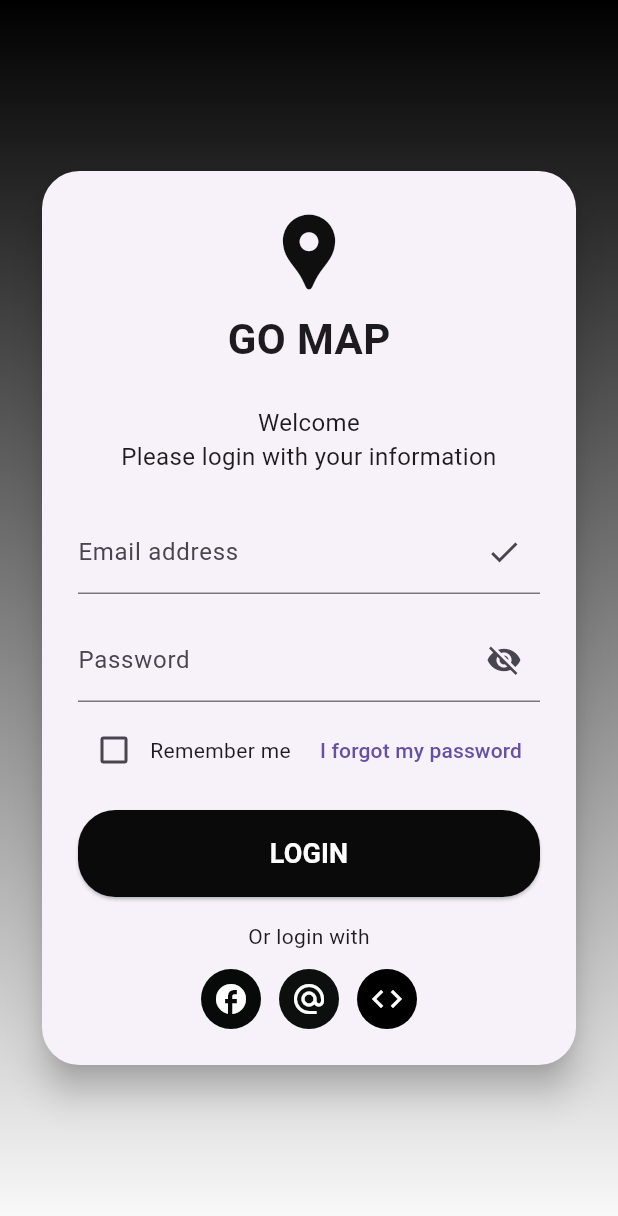
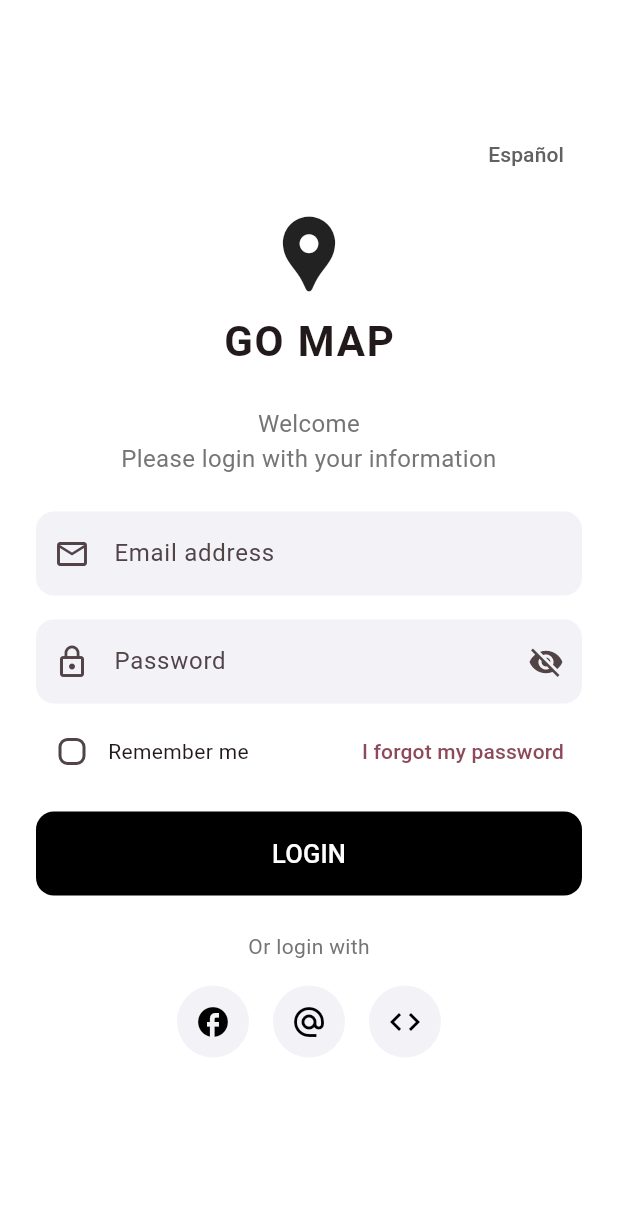
Before and after one commit to Ameri50/multiplataforma, a Flutter app: the screen it shows after launch, on a phone screen of 412 x 824 dp. Shown: the top 1216 px of the screen. Run offline on Flutter 3.47's test engine with Material 3 defaults, Android fonts, the phone set to English and light mode, and no system bars; Roboto replaces fonts that are missing (SF Pro).

Commit message:
diseño mejorado y minimalista

```diff
--- a/lib/main.dart
+++ b/lib/main.dart
@@ -11,7 +11,20 @@ class GoMapApp extends StatelessWidget {
   Widget build(BuildContext context) {
     return MaterialApp(
       title: 'Go Map',
-      theme: ThemeData.light(),
+      theme: ThemeData(
+        brightness: Brightness.light,
+        fontFamily: 'SF Pro', // O usa tu fuente si tienes una
+        useMaterial3: true,
+        colorSchemeSeed: const Color.fromARGB(255, 19, 18, 18),
+        inputDecorationTheme: const InputDecorationTheme(
+          border: OutlineInputBorder(
+            borderSide: BorderSide.none,
+            borderRadius: BorderRadius.all(Radius.circular(12)),
+          ),
+          filled: true,
+          fillColor: Color(0xFFF2F2F7),
+        ),
+      ),
       darkTheme: ThemeData.dark(),
       themeMode: ThemeMode.system,
       debugShowCheckedModeBanner: false,
@@ -30,53 +43,70 @@ class LoginPage extends StatefulWidget {
 class _LoginPageState extends State<LoginPage> {
   bool rememberMe = false;
   bool passwordVisible = false;
+  bool isSpanish = false;
 
   final emailController = TextEditingController();
   final passwordController = TextEditingController();
+
+  String t(String en, String es) => isSpanish ? es : en;
 
   @override
   Widget build(BuildContext context) {
     final isDark = Theme.of(context).brightness == Brightness.dark;
 
     return Scaffold(
-      body: Container(
-        decoration: BoxDecoration(
-          gradient: LinearGradient(
-            colors: isDark
-                ? [Colors.black87, Colors.black]
-                : [const Color.fromARGB(255, 0, 0, 0), const Color.fromARGB(255, 253, 252, 252)],
-            begin: Alignment.topCenter,
-            end: Alignment.bottomCenter,
-          ),
-        ),
-        padding: const EdgeInsets.symmetric(horizontal: 24.0),
+      backgroundColor: isDark ? Colors.black : Colors.white,
+      body: SafeArea(
         child: Center(
           child: SingleChildScrollView(
-            child: Card(
-              elevation: 10,
-              shape: RoundedRectangleBorder(
-                  borderRadius: BorderRadius.circular(25)),
-              child: Padding(
-                padding: const EdgeInsets.all(24.0),
+            padding: const EdgeInsets.symmetric(horizontal: 24.0),
             child: Column(
               mainAxisSize: MainAxisSize.min,
               children: [
-                    const Icon(Icons.location_pin,
-                        size: 60, color: Color.fromARGB(255, 16, 15, 16)),
+                // Botón de idioma
+                Align(
+                  alignment: Alignment.centerRight,
+                  child: TextButton(
+                    onPressed: () {
+                      setState(() {
+                        isSpanish = !isSpanish;
+                      });
+                    },
+                    child: Text(
+                      isSpanish ? "English" : "Español",
+                      style: TextStyle(
+                        color: Colors.grey.shade700,
+                        fontWeight: FontWeight.w500,
+                      ),
+                    ),
+                  ),
+                ),
+                const SizedBox(height: 12),
+                const Icon(Icons.location_pin, size: 60, color: Colors.black87),
                 const SizedBox(height: 8),
-                    const Text('GO MAP',
+                const Text(
+                  'GO MAP',
                   style: TextStyle(
-                            fontSize: 28, fontWeight: FontWeight.bold)),
+                    fontSize: 28,
+                    fontWeight: FontWeight.bold,
+                    letterSpacing: 1.2,
+                  ),
+                ),
                 const SizedBox(height: 24),
-                    const Text('Welcome\nPlease login with your information',
+                Text(
+                  t(
+                    'Welcome\nPlease login with your information',
+                    'Bienvenido\nPor favor inicia sesión con tus datos',
+                  ),
                   textAlign: TextAlign.center,
-                        style: TextStyle(fontSize: 16)),
+                  style: TextStyle(fontSize: 16, color: Colors.grey.shade600),
+                ),
                 const SizedBox(height: 24),
                 TextField(
                   controller: emailController,
-                      decoration: const InputDecoration(
-                        labelText: 'Email address',
-                        suffixIcon: Icon(Icons.check),
+                  decoration: InputDecoration(
+                    labelText: t('Email address', 'Correo electrónico'),
+                    prefixIcon: const Icon(Icons.email_outlined),
                   ),
                 ),
                 const SizedBox(height: 16),
@@ -84,11 +114,14 @@ class _LoginPageState extends State<LoginPage> {
                   controller: passwordController,
                   obscureText: !passwordVisible,
                   decoration: InputDecoration(
-                        labelText: 'Password',
+                    labelText: t('Password', 'Contraseña'),
+                    prefixIcon: const Icon(Icons.lock_outline),
                     suffixIcon: IconButton(
-                          icon: Icon(passwordVisible
+                      icon: Icon(
+                        passwordVisible
                             ? Icons.visibility
-                              : Icons.visibility_off),
+                            : Icons.visibility_off,
+                      ),
                       onPressed: () {
                         setState(() {
                           passwordVisible = !passwordVisible;
@@ -99,9 +132,6 @@ class _LoginPageState extends State<LoginPage> {
                 ),
                 const SizedBox(height: 8),
                 Row(
-                      mainAxisAlignment: MainAxisAlignment.spaceBetween,
-                      children: [
-                        Row(
                   children: [
                     Checkbox(
                       value: rememberMe,
@@ -110,64 +140,82 @@ class _LoginPageState extends State<LoginPage> {
                           rememberMe = value!;
                         });
                       },
+                      shape: RoundedRectangleBorder(
+                        borderRadius: BorderRadius.circular(6),
                       ),
-                            const Text("Remember me"),
-                          ],
                     ),
+                    Text(t("Remember me", "Recuérdame")),
+                    const Spacer(),
                     TextButton(
                       onPressed: () {
                         ScaffoldMessenger.of(context).showSnackBar(
-                              const SnackBar(
-                                  content: Text("Funcionalidad no implementada")),
+                          SnackBar(
+                            content: Text(
+                              t(
+                                "Functionality not implemented",
+                                "Funcionalidad no implementada",
+                              ),
+                            ),
+                          ),
                         );
                       },
-                          child: const Text("I forgot my password"),
+                      child: Text(
+                        t("I forgot my password", "Olvidé mi contraseña"),
+                      ),
                     ),
                   ],
                 ),
                 const SizedBox(height: 16),
                 SizedBox(
                   width: double.infinity,
-  child: ElevatedButton(
-    style: ElevatedButton.styleFrom(
-      backgroundColor: const Color.fromARGB(255, 10, 10, 10),
+                  child: FilledButton(
+                    style: FilledButton.styleFrom(
+                      backgroundColor: Colors.black,
+                      padding: const EdgeInsets.symmetric(vertical: 16),
                       shape: RoundedRectangleBorder(
-        borderRadius: BorderRadius.circular(25),
+                        borderRadius: BorderRadius.circular(12),
                       ),
-      padding: const EdgeInsets.symmetric(vertical: 16),
                     ),
                     onPressed: () {
                       ScaffoldMessenger.of(context).showSnackBar(
-        const SnackBar(content: Text('Ingresaste correctamente')),
+                        SnackBar(
+                          content: Text(
+                            t(
+                              'Logged in successfully',
+                              'Ingresaste correctamente',
+                            ),
+                          ),
+                        ),
                       );
                     },
-    child: const Text(
-      "LOGIN",
-      style: TextStyle(
-        fontSize: 18,
-        fontWeight: FontWeight.bold,
+                    child: Text(
+                      t("LOGIN", "INGRESAR"),
+                      style: const TextStyle(
+                        fontSize: 17,
+                        fontWeight: FontWeight.w500,
                         color: Colors.white,
                       ),
                     ),
                   ),
                 ),
-
+                const SizedBox(height: 24),
+                Text(
+                  t("Or login with", "O inicia sesión con"),
+                  style: TextStyle(color: Colors.grey.shade600),
+                ),
                 const SizedBox(height: 16),
-                    const Text("Or login with"),
-                    const SizedBox(height: 12),
                 Row(
                   mainAxisAlignment: MainAxisAlignment.center,
                   children: [
-                        _socialIcon(Icons.facebook, const Color.fromARGB(255, 8, 9, 9), "Facebook"),
-                        const SizedBox(width: 12),
-                        _socialIcon(Icons.alternate_email, const Color.fromARGB(255, 13, 14, 14), "Twitter"),
-                        const SizedBox(width: 12),
+                    _socialIcon(Icons.facebook, Colors.black, "Facebook"),
+                    const SizedBox(width: 16),
+                    _socialIcon(Icons.alternate_email, Colors.black, "Twitter"),
+                    const SizedBox(width: 16),
                     _socialIcon(Icons.code, Colors.black, "GitHub"),
                   ],
-                    )
+                ),
+                const SizedBox(height: 40),
               ],
-                ),
-              ),
             ),
           ),
         ),
@@ -175,18 +223,20 @@ class _LoginPageState extends State<LoginPage> {
     );
   }
 
-  static Widget _socialIcon(IconData icon, Color color, String name) {
-    return CircleAvatar(
-      backgroundColor: color,
-      child: Builder(
-        builder: (context) => IconButton(
-          icon: Icon(icon, color: Colors.white),
-          onPressed: () {
-            ScaffoldMessenger.of(context).showSnackBar(
-              SnackBar(content: Text('Iniciaste sesión con $name')),
-            );
+  Widget _socialIcon(IconData icon, Color color, String name) {
+    return InkWell(
+      onTap: () {
+        final text =
+            isSpanish ? 'Iniciaste sesión con $name' : 'Logged in with $name';
+        ScaffoldMessenger.of(
+          context,
+        ).showSnackBar(SnackBar(content: Text(text)));
       },
-        ),
+      borderRadius: BorderRadius.circular(30),
+      child: CircleAvatar(
+        radius: 24,
+        backgroundColor: const Color(0xFFF2F2F7),
+        child: Icon(icon, color: color),
       ),
     );
   }
```
Lines whose indentation alone changed are shown as unchanged.
